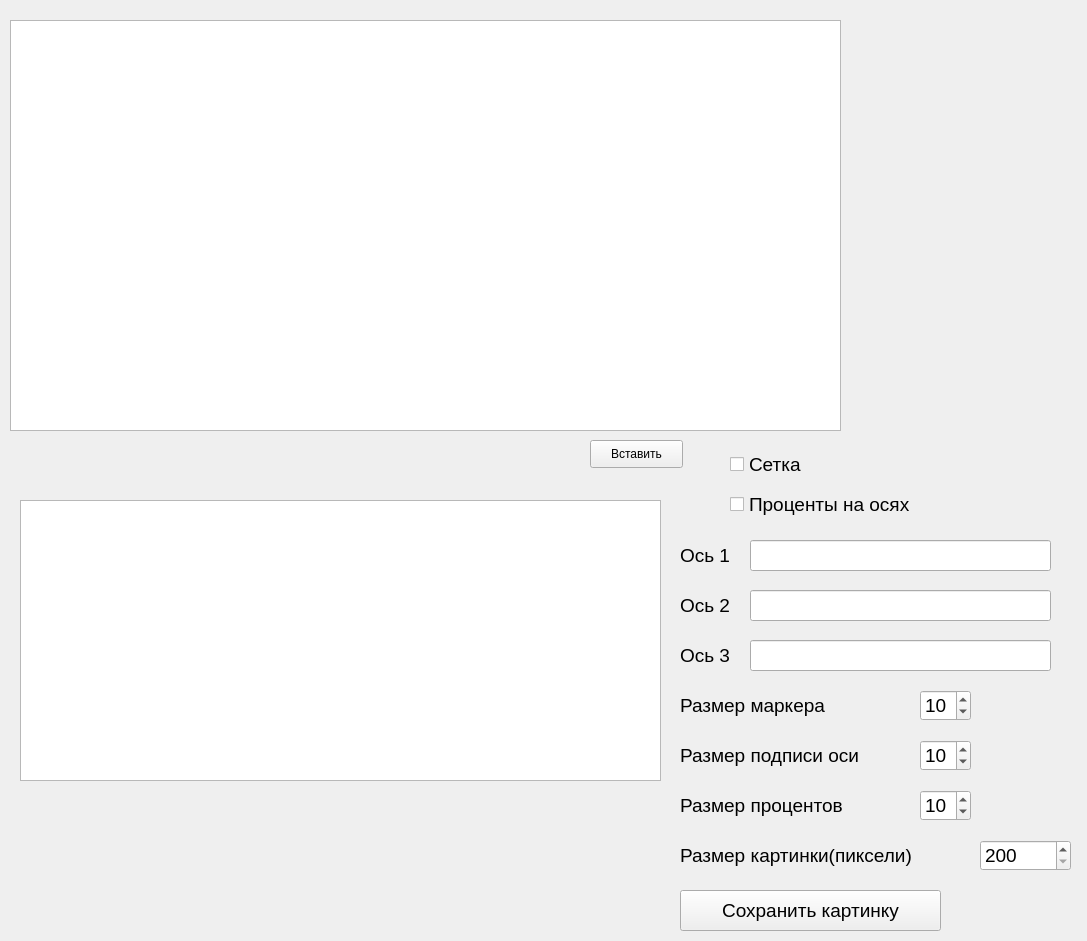
First picture: the form in Main.ui, repository igorfardoc/Triangular-charts, before the edit.
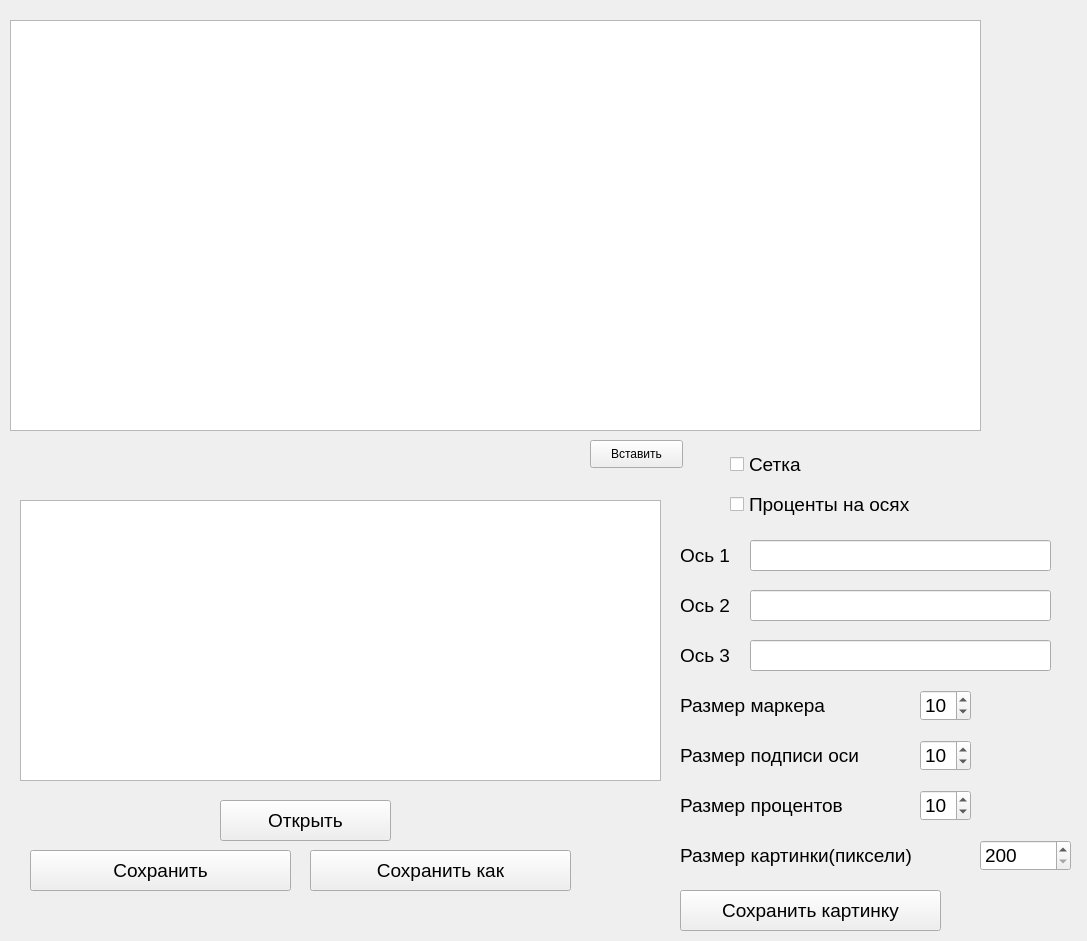
Second picture: the form after the edit.

Diff of the .ui file:
```diff
--- a/Main.ui
+++ b/Main.ui
@@ -18,7 +18,7 @@
     <rect>
      <x>10</x>
      <y>20</y>
-     <width>831</width>
+     <width>971</width>
      <height>411</height>
     </rect>
    </property>
@@ -370,6 +370,60 @@
     <string>Сохранить картинку</string>
    </property>
   </widget>
+  <widget class="QPushButton" name="open_file">
+   <property name="geometry">
+    <rect>
+     <x>220</x>
+     <y>800</y>
+     <width>171</width>
+     <height>41</height>
+    </rect>
+   </property>
+   <property name="font">
+    <font>
+     <pointsize>14</pointsize>
+    </font>
+   </property>
+   <property name="text">
+    <string>Открыть</string>
+   </property>
+  </widget>
+  <widget class="QPushButton" name="save_file">
+   <property name="geometry">
+    <rect>
+     <x>30</x>
+     <y>850</y>
+     <width>261</width>
+     <height>41</height>
+    </rect>
+   </property>
+   <property name="font">
+    <font>
+     <pointsize>14</pointsize>
+    </font>
+   </property>
+   <property name="text">
+    <string>Сохранить</string>
+   </property>
+  </widget>
+  <widget class="QPushButton" name="save_as_file">
+   <property name="geometry">
+    <rect>
+     <x>310</x>
+     <y>850</y>
+     <width>261</width>
+     <height>41</height>
+    </rect>
+   </property>
+   <property name="font">
+    <font>
+     <pointsize>14</pointsize>
+    </font>
+   </property>
+   <property name="text">
+    <string>Сохранить как</string>
+   </property>
+  </widget>
  </widget>
  <resources/>
  <connections/>
```
